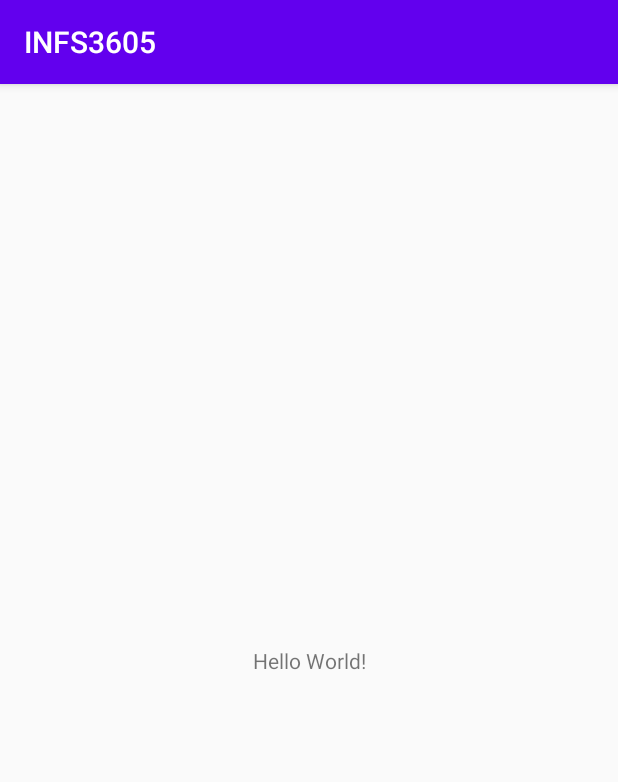
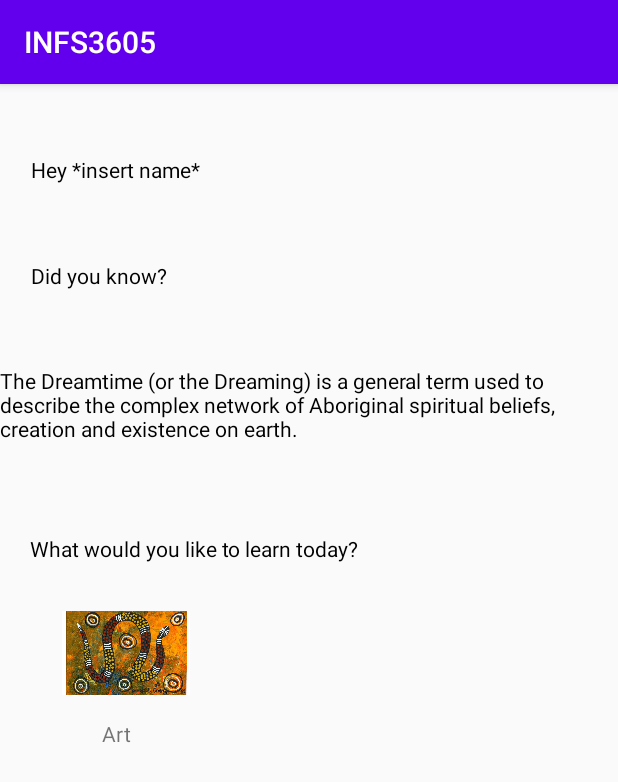
Before and after one commit to ssarahlu/INFS3605, an Android app: the screen it shows after launch (MainActivity), on a phone screen of 412 x 824 dp. Shown: the top 782 px of the screen. Run offline under Robolectric (Android 15) with nearby library versions, the phone set to English and light mode, and no system bars.

Commit message:
[feature] added home screen + fact generator, recyclerview for learning modules and module detail information

```diff
--- a/app/build.gradle
+++ b/app/build.gradle
@@ -36,4 +36,6 @@ dependencies {
     testImplementation 'junit:junit:4.12'
     androidTestImplementation 'androidx.test.ext:junit:1.1.1'
     androidTestImplementation 'androidx.test.espresso:espresso-core:3.2.0'
+    implementation 'androidx.recyclerview:recyclerview:1.1.0'
+    implementation 'androidx.cardview:cardview:1.0.0'
 }
--- a/app/src/main/AndroidManifest.xml
+++ b/app/src/main/AndroidManifest.xml
@@ -9,6 +9,8 @@
         android:roundIcon="@mipmap/ic_launcher_round"
         android:supportsRtl="true"
         android:theme="@style/AppTheme">
+        <activity android:name=".ModuleSelection"></activity>
+        <activity android:name=".ModuleActivity" />
         <activity android:name=".MainActivity">
             <intent-filter>
                 <action android:name="android.intent.action.MAIN" />
--- a/app/src/main/java/com/example/infs3605/Entities/Facts.java
+++ b/app/src/main/java/com/example/infs3605/Entities/Facts.java
@@ -41,7 +41,7 @@ public class Facts {
         facts.add(new Facts (2, "The earliest Indigenous art was paintings or engravings on the walls of rock shelters and caves which is called rock art."));
         facts.add(new Facts (3, "The Aboriginal Flag was designed in the 1970s and its colours represent different aspects of Aboriginal life. The black symbolises Aboriginal people, the yellow represents the sun and the red represents the earth and the relationship between people and the land."));
         facts.add(new Facts (4, "The Dreamtime (or the Dreaming) is a general term used to describe the complex network of Aboriginal spiritual beliefs, creation and existence on earth."));
-        facts.add(new Facts(5, "Aboriginal and Torres Strait Islander art is among the oldest forms of art in the world. Like the different languages unique to different cultures, First Nations art has a different meaning for different groups. Colours and styles differ from one nation to another, as do the messages in the stories."));
+        facts.add(new Facts(0, "Aboriginal and Torres Strait Islander art is among the oldest forms of art in the world. Like the different languages unique to different cultures, First Nations art has a different meaning for different groups. Colours and styles differ from one nation to another, as do the messages in the stories."));
 
 
         return facts;
--- a/app/src/main/java/com/example/infs3605/Entities/Learnings.java
+++ b/app/src/main/java/com/example/infs3605/Entities/Learnings.java
@@ -58,9 +58,9 @@ public class Learnings {
     public static ArrayList<Learnings> getLearnings() {
         ArrayList<Learnings> learnings = new ArrayList<>();
 
-        learnings.add(new Learnings(1, "It has life-giving powers that send conception (fertility) spirits to all the watercourses, such as billabongs, rivers, creeks and lagoons as it is in control of producing rainfall.", R.drawable.rainbow_serpent_1, 1));
-        learnings.add(new Learnings(2, "The Rainbow Serpent is the protector of the land, its people, and the source of all life.", R.drawable.rainbow_serpent_1, 1 ));
-        learnings.add(new Learnings(3, "Aboriginals in the Kimberley regions believe that the Rainbow Serpent places spirit-children throughout waterholes in which women will become impregnated if they wade in the water.", R.drawable.rainbow_serpent_1, 1 ));
+        learnings.add(new Learnings(0, "It has life-giving powers that send conception (fertility) spirits to all the watercourses, such as billabongs, rivers, creeks and lagoons as it is in control of producing rainfall.", R.drawable.rainbow_serpent_1, 0));
+        learnings.add(new Learnings(1, "The Rainbow Serpent is the protector of the land, its people, and the source of all life.", R.drawable.rainbow_serpent_1, 0 ));
+        learnings.add(new Learnings(2, "Aboriginals in the Kimberley regions believe that the Rainbow Serpent places spirit-children throughout waterholes in which women will become impregnated if they wade in the water.", R.drawable.rainbow_serpent_1, 0 ));
 
         return learnings;
 
--- a/app/src/main/java/com/example/infs3605/Entities/Quiz.java
+++ b/app/src/main/java/com/example/infs3605/Entities/Quiz.java
@@ -89,9 +89,9 @@ public class Quiz {
 
     public static ArrayList<Quiz> getQuiz() {
         ArrayList<Quiz> quiz = new ArrayList<>();
-        quiz.add(new Quiz(1, "What is the rainbow serpent about?", "A rainbow serpent", "A black snake", "A green snake", "A koala", "A rainbow serpent", 1));
-        quiz.add(new Quiz(2, "Is the rainbow serpent a dreamtime story?", "No it's a myth", "Yes it's a dreamtime story", "No it's not real", "No it's fake", "Yes it's a dreamtime story", 1 ));
-        quiz.add(new Quiz(3, "Which values does the rainbow serpent teach?", "No values", "Lying is okay", "Peace and unity", "All the values", "Peace and unity", 1));
+        quiz.add(new Quiz(0, "What is the rainbow serpent about?", "A rainbow serpent", "A black snake", "A green snake", "A koala", "A rainbow serpent", 0));
+        quiz.add(new Quiz(1, "Is the rainbow serpent a dreamtime story?", "No it's a myth", "Yes it's a dreamtime story", "No it's not real", "No it's fake", "Yes it's a dreamtime story", 0));
+        quiz.add(new Quiz(2, "Which values does the rainbow serpent teach?", "No values", "Lying is okay", "Peace and unity", "All the values", "Peace and unity", 0));
 
         return quiz;
     }
--- a/app/src/main/java/com/example/infs3605/Entities/Story.java
+++ b/app/src/main/java/com/example/infs3605/Entities/Story.java
@@ -57,10 +57,10 @@ public class Story {
     public static ArrayList<Story> getStory() {
         ArrayList<Story> story = new ArrayList<>();
 
-        story.add(new Story (1, "Long ago in the Dreamtime when the earth lay sleeping and nothing moved or grew, lived the Rainbow Serpent. Then one day the Rainbow Serpent awoke and come out from beneath the earth. Refreshed from her long slumber she travelled far and wide leaving winding tracks from her huge body and then returning to the place she had first appeared. \n On her return she called to the frogs \"come out!\" The frogs came out slowly as their bellies were full with water which they had stored during their long sleep. The Rainbow Serpent tickled their stomachs and when the frogs laughed, the water spilled out all over the earth to fill the tracks of the Rainbow Serpent. This is how the lakes and the rivers were first formed.\n" +
+        story.add(new Story (0, "Long ago in the Dreamtime when the earth lay sleeping and nothing moved or grew, lived the Rainbow Serpent. Then one day the Rainbow Serpent awoke and come out from beneath the earth. Refreshed from her long slumber she travelled far and wide leaving winding tracks from her huge body and then returning to the place she had first appeared. \n On her return she called to the frogs \"come out!\" The frogs came out slowly as their bellies were full with water which they had stored during their long sleep. The Rainbow Serpent tickled their stomachs and when the frogs laughed, the water spilled out all over the earth to fill the tracks of the Rainbow Serpent. This is how the lakes and the rivers were first formed.\n" +
                 "\n With water, grass and trees began to grow which woke all the animals who then followed the Rainbow Serpent across the land. They were happy on earth and each lived and gathered food with their own tribe. Some animals lived in rocks, some on the vast plains, and others in trees and in the sky. The Rainbow Serpent made laws that they were all to obey but some began to make trouble and argue. The Rainbow Serpent said \"Those who keep my laws will be rewarded; I will give them human form. Those who break my laws will be punished and turned to stone & will never to walk the earth again\". Those who broke the law became stone and were turned into mountains and hills and those who were obedient were turned into human form and were each given their own totem of the animal, bird or reptile from when they began. The tribes knew themselves by their totems - kangaroo, emu, carpet snake, and many, many more. So no one would starve, the Rainbow Serpent ruled that no man should eat of his totem, but only of other totems. This way there was food for everyone.\n" +
                 "\n The tribes lived together on the land given to them by the Rainbow Serpent or Mother of Life and knew the land would always be theirs, and no one should ever take it from them.\n" +
-                "\n ", R.drawable.rainbow_serpent_1, 1));
+                "\n ", R.drawable.rainbow_serpent_1, 0));
 
 
 
--- a/app/src/main/java/com/example/infs3605/Entities/Topics.java
+++ b/app/src/main/java/com/example/infs3605/Entities/Topics.java
@@ -36,7 +36,7 @@ public class Topics {
     public static ArrayList<Topics> getTopics() {
         ArrayList<Topics> topics = new ArrayList<>();
 
-        topics.add(new Topics(1, "Arts and Music"));
+        topics.add(new Topics(0, "Arts and Music"));
 
         return topics;
     }
--- a/app/src/main/java/com/example/infs3605/Entities/Videos.java
+++ b/app/src/main/java/com/example/infs3605/Entities/Videos.java
@@ -47,7 +47,7 @@ public class Videos {
     public static ArrayList<Videos> getVideos() {
         ArrayList<Videos> videos = new ArrayList<>();
 
-        videos.add(new Videos(1, "https://www.youtube.com/watch?v=pCuuRRrfOXo", 1));
+        videos.add(new Videos(0, "https://www.youtube.com/watch?v=pCuuRRrfOXo", 0));
 
         return videos;
     }
--- a/app/src/main/java/com/example/infs3605/MainActivity.java
+++ b/app/src/main/java/com/example/infs3605/MainActivity.java
@@ -2,13 +2,69 @@ package com.example.infs3605;
 
 import androidx.appcompat.app.AppCompatActivity;
 
+import android.content.Intent;
 import android.os.Bundle;
+import android.view.View;
+import android.widget.Button;
+import android.widget.ImageButton;
+import android.widget.TextView;
+import android.widget.Toast;
+
+import com.example.infs3605.Entities.Facts;
+
+import java.util.ArrayList;
 
 public class MainActivity extends AppCompatActivity {
+
+    //THIS IS THE HOME SCREEN
+
+    private TextView factTV;
+    private ArrayList<Facts> mFacts = new ArrayList<>();
+    private int factNumber;
+    private Facts fact;
+    private ImageButton artButton;
+    public static final String TOPIC_ID = "topic_id";
+
 
     @Override
     protected void onCreate(Bundle savedInstanceState) {
         super.onCreate(savedInstanceState);
+
         setContentView(R.layout.activity_main);
+        factTV = findViewById(R.id.factTV);
+        artButton = findViewById(R.id.artButton);
+
+        for (Facts f : Facts.getFacts()) {
+            mFacts.add(f);
+
+        }
+
+        if (mFacts != null){
+            factNumber = (int)(Math.random() * mFacts.size() - 1) + 1;
+            System.out.println( "my random number is " + factNumber);
+            fact = mFacts.get(factNumber);
+            System.out.println(fact);
+            factTV.setText(fact.getFact());
+
+        }
+
+        artButton.setOnClickListener(new View.OnClickListener() {
+            @Override
+            public void onClick(View v) {
+                Intent intent = new Intent(getApplicationContext(), ModuleActivity.class);
+                intent.putExtra(TOPIC_ID, "0");
+                startActivity(intent);
+                Toast.makeText(getApplicationContext(), "Art selected", Toast.LENGTH_SHORT).show();
+
+            }
+        });
+
+
+
     }
+
+
+
+
+
 }
--- a/app/src/main/res/layout/activity_main.xml
+++ b/app/src/main/res/layout/activity_main.xml
@@ -6,13 +6,83 @@
     android:layout_height="match_parent"
     tools:context=".MainActivity">
 
+
+    <TextView
+        android:id="@+id/textView"
+        android:layout_width="wrap_content"
+        android:layout_height="wrap_content"
+        android:text="Hey *insert name*"
+        android:textColor="#000000"
+        app:layout_constraintBottom_toBottomOf="parent"
+        app:layout_constraintHorizontal_bias="0.07"
+        app:layout_constraintLeft_toLeftOf="parent"
+        app:layout_constraintRight_toRightOf="parent"
+        app:layout_constraintTop_toTopOf="parent"
+        app:layout_constraintVertical_bias="0.063" />
+
+    <TextView
+        android:id="@+id/factTV"
+        android:layout_width="wrap_content"
+        android:layout_height="wrap_content"
+        android:text="Fact"
+        android:textColor="#000000"
+        app:layout_constraintBottom_toBottomOf="parent"
+        app:layout_constraintHorizontal_bias="0.078"
+        app:layout_constraintLeft_toLeftOf="parent"
+        app:layout_constraintRight_toRightOf="parent"
+        app:layout_constraintTop_toTopOf="parent"
+        app:layout_constraintVertical_bias="0.262" />
+
     <TextView
         android:layout_width="wrap_content"
         android:layout_height="wrap_content"
-        android:text="Hello World!"
+        android:text="Did you know?"
+        android:textColor="#000000"
         app:layout_constraintBottom_toBottomOf="parent"
+        app:layout_constraintHorizontal_bias="0.065"
         app:layout_constraintLeft_toLeftOf="parent"
         app:layout_constraintRight_toRightOf="parent"
-        app:layout_constraintTop_toTopOf="parent" />
+        app:layout_constraintTop_toTopOf="parent"
+        app:layout_constraintVertical_bias="0.158" />
+
+    <TextView
+        android:id="@+id/textView4"
+        android:layout_width="wrap_content"
+        android:layout_height="wrap_content"
+        android:layout_marginStart="20dp"
+        android:layout_marginLeft="20dp"
+        android:text="What would you like to learn today?"
+        android:textColor="#000000"
+        app:layout_constraintBottom_toBottomOf="parent"
+        app:layout_constraintHorizontal_bias="0.05"
+        app:layout_constraintLeft_toLeftOf="parent"
+        app:layout_constraintRight_toRightOf="parent"
+        app:layout_constraintStart_toStartOf="parent"
+        app:layout_constraintTop_toTopOf="parent"
+        app:layout_constraintVertical_bias="0.401" />
+
+    <ImageButton
+        android:id="@+id/artButton"
+        android:layout_width="85dp"
+        android:layout_height="56dp"
+        android:layout_marginTop="32dp"
+        android:background="#FFFFFF"
+        android:scaleType="centerInside"
+        app:layout_constraintEnd_toEndOf="parent"
+        app:layout_constraintHorizontal_bias="0.126"
+        app:layout_constraintStart_toStartOf="parent"
+        app:layout_constraintTop_toBottomOf="@+id/textView4"
+        app:srcCompat="@drawable/rainbow_serpent_1" />
+
+    <TextView
+        android:id="@+id/textView5"
+        android:layout_width="wrap_content"
+        android:layout_height="wrap_content"
+        android:layout_marginStart="68dp"
+        android:layout_marginLeft="68dp"
+        android:layout_marginTop="72dp"
+        android:text="Art"
+        app:layout_constraintStart_toStartOf="parent"
+        app:layout_constraintTop_toTopOf="@+id/artButton" />
 
 </androidx.constraintlayout.widget.ConstraintLayout>
```
Also changed, not shown: app/src/main/java/com/example/infs3605/Entities/Modules.java (+22 -2 lines), app/src/main/java/com/example/infs3605/ModuleActivity.java (added, +91 -0 lines), app/src/main/java/com/example/infs3605/ModuleSelection.java (added, +38 -0 lines), app/src/main/java/com/example/infs3605/ModulesAdapter.java (added, +92 -0 lines), app/src/main/res/layout/activity_module.xml (added, +21 -0 lines), app/src/main/res/layout/activity_module_selection.xml (added, +32 -0 lines), app/src/main/res/layout/module_list_row.xml (added, +66 -0 lines).
